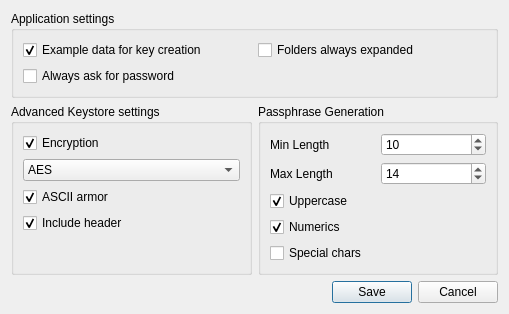
Above: ui/Settings.ui from tcShadowWalker/XKey before the change. Below: the same form after it.
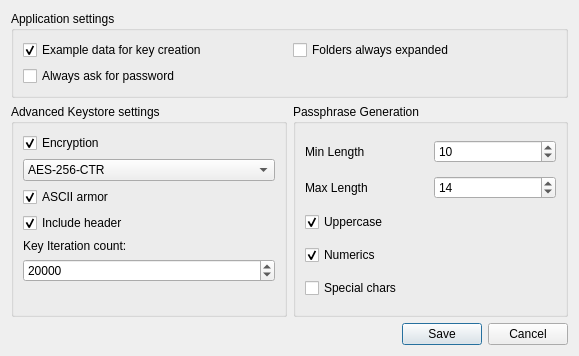
That is the form after the change. Icons and pictures are not drawn.

Commit message:
Make program more robust, allow key iteration count
- Use constants for setting names
- Allow specification of key iteration count in settings
- Fix CryptStream error

Patch:
```diff
--- a/ui/Settings.ui
+++ b/ui/Settings.ui
@@ -6,8 +6,8 @@
    <rect>
     <x>0</x>
     <y>0</y>
-    <width>509</width>
-    <height>286</height>
+    <width>579</width>
+    <height>356</height>
    </rect>
   </property>
   <property name="windowTitle">
@@ -166,7 +166,17 @@
         </property>
         <item>
          <property name="text">
-          <string>AES</string>
+          <string>AES-256-CTR</string>
+         </property>
+        </item>
+        <item>
+         <property name="text">
+          <string>AES-256-CFB</string>
+         </property>
+        </item>
+        <item>
+         <property name="text">
+          <string>AES-256-OFB</string>
          </property>
         </item>
        </widget>
@@ -197,6 +207,35 @@
         </property>
        </widget>
       </item>
+      <item>
+       <widget class="QLabel" name="label_3">
+        <property name="toolTip">
+         <string>&lt;html&gt;&lt;head/&gt;&lt;body&gt;&lt;p&gt;Number of iterations used in the key-generation algorithm (PBKDF2) to derive the key fron the passphrase provided.&lt;/p&gt;&lt;p&gt;The higher this number, the more difficult it is to crack the XKey-file.&lt;/p&gt;&lt;p&gt;The default value (20.000) should be fine.&lt;br/&gt;If you are paranoid, you can increase this value for higher security, at the cost of additional time for en- and decryption.&lt;/p&gt;&lt;p&gt;Only lower this value if you understand the security implications of this.&lt;/p&gt;&lt;/body&gt;&lt;/html&gt;</string>
+        </property>
+        <property name="text">
+         <string>Key Iteration count:</string>
+        </property>
+       </widget>
+      </item>
+      <item>
+       <widget class="QSpinBox" name="keyIterationSpinBox">
+        <property name="toolTip">
+         <string>&lt;html&gt;&lt;head/&gt;&lt;body&gt;&lt;p&gt;Number of iterations used in the key-generation algorithm (PBKDF2) to derive the key fron the passphrase provided.&lt;/p&gt;&lt;p&gt;The higher this number, the more difficult it is to crack the XKey-file.&lt;/p&gt;&lt;p&gt;The default value (20.000) should be fine.&lt;/p&gt;&lt;p&gt;If you are paranoid, you can increase this value for higher security, at the cost of additional time for en- and decryption.&lt;/p&gt;&lt;p&gt;Only lower this value if you understand the security implications of this.&lt;/p&gt;&lt;/body&gt;&lt;/html&gt;</string>
+        </property>
+        <property name="statusTip">
+         <string>PBKDF2 rounds</string>
+        </property>
+        <property name="minimum">
+         <number>1</number>
+        </property>
+        <property name="maximum">
+         <number>100000000</number>
+        </property>
+        <property name="value">
+         <number>20000</number>
+        </property>
+       </widget>
+      </item>
       <item>
        <spacer name="verticalSpacer">
         <property name="orientation">
```
Left out of the diff: 14 changed lines with no effect on the pictures. The commit also changes 6 other files.
